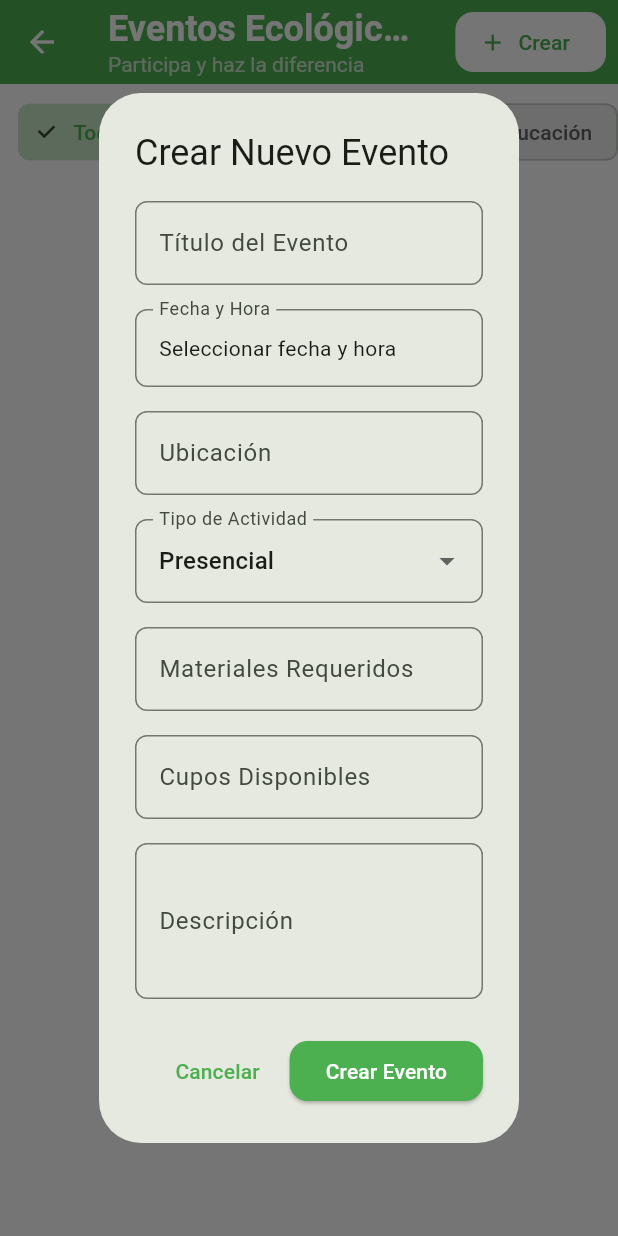
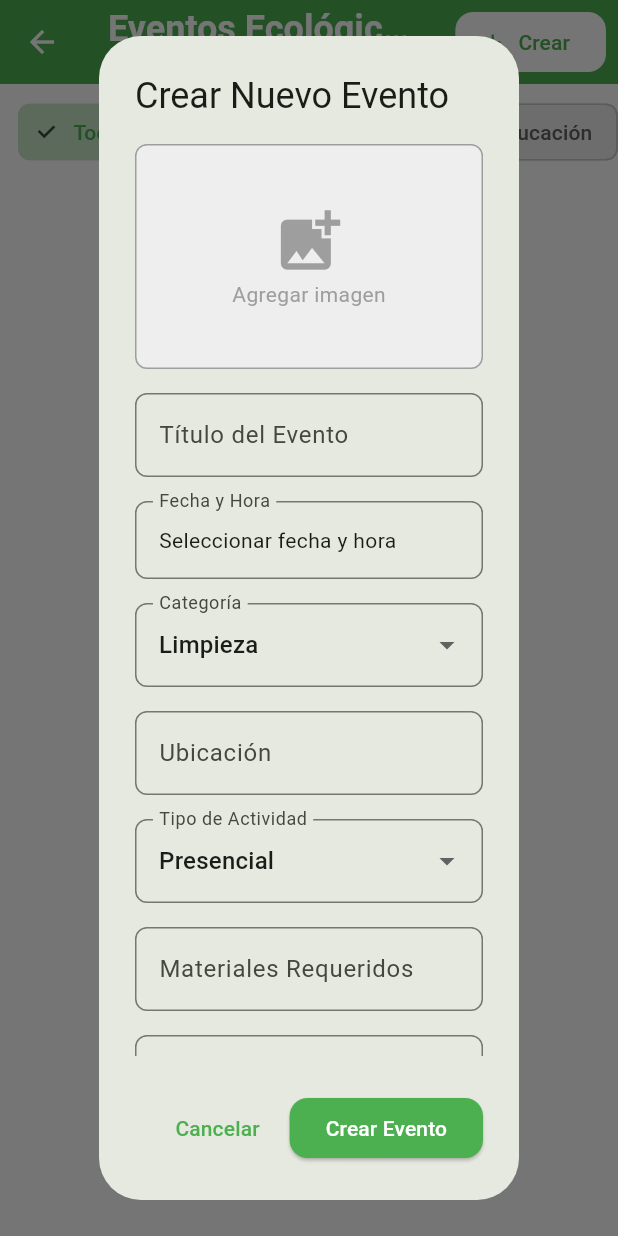
Before and after one commit to Arcangel7651/iguanosquad, a Flutter app: the EventsScreen screen opened directly, after a tap on "Crear", on a phone screen of 412 x 824 dp. Run offline on Flutter 3.47's test engine with Material 3 defaults, Android fonts, the phone set to English and light mode, and no system bars; our stand-ins replace image_picker, supabase_flutter; accounts and stored records are empty.

Commit message:
feat: images

```diff
--- /dev/null
+++ b/lib/constants/categories.dart
@@ -0,0 +1,15 @@
+// lib/constants/categories.dart
+class Categories {
+  static const String todos = 'todos';
+  static const String limpieza = 'Limpieza';
+  static const String reciclaje = 'Reciclaje';
+  static const String educacion = 'Educación';
+  static const String plantacion = 'Plantación';
+
+  static List<String> get values => [
+    limpieza,
+    reciclaje,
+    educacion,
+    plantacion,
+  ];
+}
--- a/lib/screens/events_screen.dart
+++ b/lib/screens/events_screen.dart
@@ -1,9 +1,13 @@
 // lib/screens/events_screen.dart
+import 'dart:io';
 import 'package:flutter/material.dart';
 import 'package:supabase_flutter/supabase_flutter.dart';
+import 'package:image_picker/image_picker.dart';
+import 'package:path/path.dart' as path;
+import 'package:intl/intl.dart';
+import '../constants/categories.dart';
+import '../widgets/eco_event_card.dart';
 import '../models/activity.dart';
-import '../widgets/eco_event_card.dart';
-import 'package:intl/intl.dart';
 
 class EventsScreen extends StatefulWidget {
   const EventsScreen({Key? key}) : super(key: key);
@@ -14,9 +18,10 @@ class EventsScreen extends StatefulWidget {
 
 class _EventsScreenState extends State<EventsScreen> {
   final SupabaseClient _supabase = Supabase.instance.client;
+  final ImagePicker _imagePicker = ImagePicker();
   List<Activity> _activities = [];
   bool _isLoading = true;
-  String _selectedCategory = 'todos';
+  String _selectedCategory = Categories.todos;
   final _formKey = GlobalKey<FormState>();
   final _titleController = TextEditingController();
   final _descriptionController = TextEditingController();
@@ -25,6 +30,8 @@ class _EventsScreenState extends State<EventsScreen> {
   DateTime? _selectedDate;
   String _selectedActivityType = 'Presencial';
   int? _availableSpots;
+  File? _selectedImage;
+  bool _isUploadingImage = false;
 
   @override
   void initState() {
@@ -42,6 +49,7 @@ class _EventsScreenState extends State<EventsScreen> {
   }
 
   Future<void> _loadActivities() async {
+    setState(() => _isLoading = true);
     try {
       final response = await _supabase
           .from('actividad_conservacion')
@@ -54,22 +62,69 @@ class _EventsScreenState extends State<EventsScreen> {
           _activities = (response.data as List)
               .map((json) => Activity.fromJson(json))
               .toList();
-          _isLoading = false;
         });
       }
     } catch (e) {
       debugPrint('Error cargando actividades: $e');
+      if (mounted) {
+        ScaffoldMessenger.of(context).showSnackBar(
+          const SnackBar(content: Text('Error al cargar las actividades')),
+        );
+      }
+    } finally {
+      if (mounted) {
         setState(() => _isLoading = false);
       }
     }
+  }
 
-  List<Activity> _getFilteredActivities() {
-    if (_selectedCategory == 'todos') {
-      return _activities;
+  Future<void> _pickImage() async {
+    try {
+      final XFile? image = await _imagePicker.pickImage(
+        source: ImageSource.gallery,
+        maxWidth: 1920,
+        maxHeight: 1080,
+        imageQuality: 85,
+      );
+      if (image != null) {
+        setState(() => _selectedImage = File(image.path));
       }
-    return _activities
-        .where((activity) => activity.tipoCategoria == _selectedCategory)
-        .toList();
+    } catch (e) {
+      debugPrint('Error seleccionando imagen: $e');
+    }
+  }
+
+  Future<String?> _uploadImage() async {
+    if (_selectedImage == null) return null;
+
+    setState(() => _isUploadingImage = true);
+    try {
+      final String fileName = '${DateTime.now().millisecondsSinceEpoch}${path.extension(_selectedImage!.path)}';
+      final String storageFolder = 'actividades';
+
+      final response = await _supabase
+          .storage
+          .from(storageFolder)
+          .upload(fileName, _selectedImage!);
+
+      if (response.error != null) {
+        throw response.error!;
+      }
+
+      // Obtener la URL pública
+      final String imageUrl = _supabase
+          .storage
+          .from(storageFolder)
+          .getPublicUrl(fileName)
+          .data!;
+
+      return imageUrl;
+    } catch (e) {
+      debugPrint('Error subiendo imagen: $e');
+      return null;
+    } finally {
+      setState(() => _isUploadingImage = false);
+    }
   }
 
   Future<void> _createActivity() async {
@@ -77,7 +132,14 @@ class _EventsScreenState extends State<EventsScreen> {
       return;
     }
 
+    setState(() => _isUploadingImage = true);
+    String? imageUrl;
+
     try {
+      if (_selectedImage != null) {
+        imageUrl = await _uploadImage();
+      }
+
       await _supabase.from('actividad_conservacion').insert({
         'nombre': _titleController.text,
         'descripcion': _descriptionController.text,
@@ -86,12 +148,16 @@ class _EventsScreenState extends State<EventsScreen> {
         'tipo_actividad': _selectedActivityType,
         'disponibilidad_cupos': _availableSpots,
         'materiales_requeridos': _materialsController.text,
-        'tipo_categoria': _selectedCategory == 'todos' ? 'limpieza' : _selectedCategory,
+        'tipo_categoria': _selectedCategory.toLowerCase(),
+        'url_image': imageUrl,
       }).execute();
 
       if (mounted) {
         Navigator.pop(context);
         _loadActivities();
+        ScaffoldMessenger.of(context).showSnackBar(
+          const SnackBar(content: Text('Actividad creada exitosamente')),
+        );
       }
     } catch (e) {
       if (mounted) {
@@ -99,7 +165,18 @@ class _EventsScreenState extends State<EventsScreen> {
           const SnackBar(content: Text('Error al crear la actividad')),
         );
       }
+    } finally {
+      setState(() => _isUploadingImage = false);
     }
+  }
+
+  List<Activity> _getFilteredActivities() {
+    if (_selectedCategory == Categories.todos) {
+      return _activities;
+    }
+    return _activities
+        .where((activity) => activity.tipoCategoria?.toLowerCase() == _selectedCategory.toLowerCase())
+        .toList();
   }
 
   @override
@@ -138,15 +215,16 @@ class _EventsScreenState extends State<EventsScreen> {
             padding: const EdgeInsets.all(8),
             child: Row(
               children: [
-                _buildCategoryChip('todos', 'Todos'),
-                _buildCategoryChip('limpieza', 'Limpieza'),
-                _buildCategoryChip('reciclaje', 'Reciclaje'),
-                _buildCategoryChip('educacion', 'Educación'),
-                _buildCategoryChip('planteacion', 'Plantación'),
+                _buildCategoryChip(Categories.todos, 'Todos'),
+                ...Categories.values.map((category) =>
+                  _buildCategoryChip(category, category)
+                ),
               ],
             ),
           ),
           Expanded(
+            child: RefreshIndicator(
+              onRefresh: _loadActivities,
               child: _isLoading
                   ? const Center(child: CircularProgressIndicator())
                   : _getFilteredActivities().isEmpty
@@ -171,6 +249,7 @@ class _EventsScreenState extends State<EventsScreen> {
                               ),
                             );
                           },
+                        ),
             ),
           ),
         ],
@@ -199,6 +278,16 @@ class _EventsScreenState extends State<EventsScreen> {
   }
 
   void _showCreateEventDialog(BuildContext context) {
+    // Resetear valores
+    _titleController.clear();
+    _descriptionController.clear();
+    _locationController.clear();
+    _materialsController.clear();
+    _selectedDate = null;
+    _selectedImage = null;
+    _availableSpots = null;
+    _selectedActivityType = 'Presencial';
+
     showDialog(
       context: context,
       builder: (context) => AlertDialog(
@@ -209,6 +298,29 @@ class _EventsScreenState extends State<EventsScreen> {
             child: Column(
               mainAxisSize: MainAxisSize.min,
               children: [
+                // Selector de imagen
+                InkWell(
+                  onTap: _pickImage,
+                  child: Container(
+                    height: 150,
+                    width: double.infinity,
+                    decoration: BoxDecoration(
+                      color: Colors.grey[200],
+                      borderRadius: BorderRadius.circular(8),
+                      border: Border.all(color: Colors.grey),
+                    ),
+                    child: _selectedImage != null
+                        ? Image.file(_selectedImage!, fit: BoxFit.cover)
+                        : const Column(
+                            mainAxisAlignment: MainAxisAlignment.center,
+                            children: [
+                              Icon(Icons.add_photo_alternate, size: 50, color: Colors.grey),
+                              Text('Agregar imagen', style: TextStyle(color: Colors.grey)),
+                            ],
+                          ),
+                  ),
+                ),
+                const SizedBox(height: 16),
                 TextFormField(
                   controller: _titleController,
                   decoration: InputDecoration(
@@ -266,6 +378,25 @@ class _EventsScreenState extends State<EventsScreen> {
                   ),
                 ),
                 const SizedBox(height: 16),
+                DropdownButtonFormField<String>(
+                  value: _selectedCategory == Categories.todos ? Categories.values.first : _selectedCategory,
+                  decoration: InputDecoration(
+                    labelText: 'Categoría',
+                    border: OutlineInputBorder(
+                      borderRadius: BorderRadius.circular(8),
+                    ),
+                  ),
+                  items: Categories.values.map((category) =>
+                    DropdownMenuItem(
+                      value: category,
+                      child: Text(category),
+                    )
+                  ).toList(),
+                  onChanged: (value) {
+                    setState(() => _selectedCategory = value!);
+                  },
+                ),
+                const SizedBox(height: 16),
                 TextFormField(
                   controller: _locationController,
                   decoration: InputDecoration(
@@ -314,6 +445,15 @@ class _EventsScreenState extends State<EventsScreen> {
                   onChanged: (value) {
                     _availableSpots = int.tryParse(value);
                   },
+                  validator: (value) {
+                    if (value == null || value.isEmpty) {
+                      return 'Por favor ingresa el número de cupos';
+                    }
+                    if (int.tryParse(value) == null) {
+                      return 'Por favor ingresa un número válido';
+                    }
+                    return null;
+                  },
                 ),
                 const SizedBox(height: 16),
                 TextFormField(
@@ -325,6 +465,12 @@ class _EventsScreenState extends State<EventsScreen> {
                       borderRadius: BorderRadius.circular(8),
                     ),
                   ),
+                  validator: (value) {
+                    if (value == null || value.isEmpty) {
+                      return 'Por favor ingresa una descripción';
+                    }
+                    return null;
+                  },
                 ),
               ],
             ),
@@ -336,11 +482,20 @@ class _EventsScreenState extends State<EventsScreen> {
             child: const Text('Cancelar'),
           ),
           ElevatedButton(
-            onPressed: _createActivity,
+            onPressed: _isUploadingImage ? null : _createActivity,
             style: ElevatedButton.styleFrom(
               backgroundColor: const Color(0xFF4CAF50),
             ),
-            child: const Text('Crear Evento'),
+            child: _isUploadingImage
+                ? const SizedBox(
+                    height: 20,
+                    width: 20,
+                    child: CircularProgressIndicator(
+                      color: Colors.white,
+                      strokeWidth: 2,
+                    ),
+                  )
+                : const Text('Crear Evento'),
           ),
         ],
       ),
```
Lines whose indentation alone changed are shown as unchanged.
